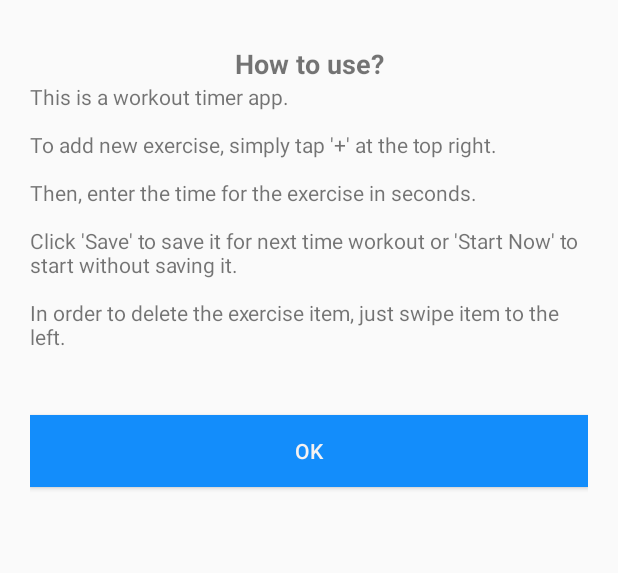
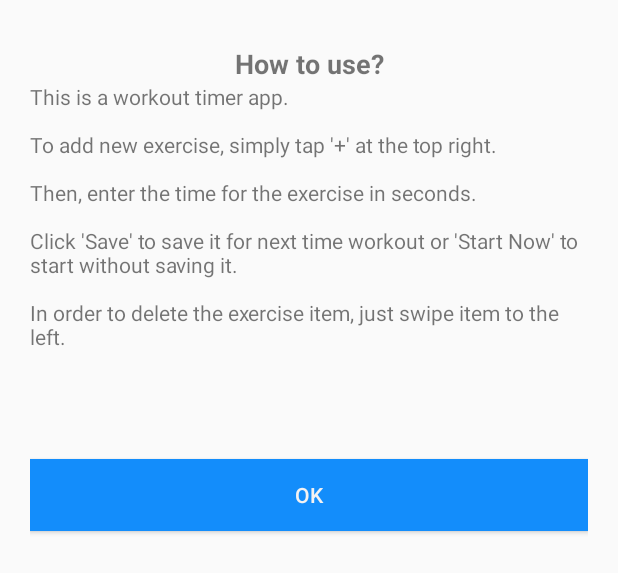
Before and after one commit to annylinh08/Motivational-Workout-Timer, an Android app: the layout how_to_use.xml on its own in the app's theme, with its tools: preview values and no code run, on a phone screen of 412 x 824 dp. Shown: the top 573 px of the screen. Run offline under Robolectric (Android 15) with nearby library versions, the phone set to English and light mode, and no system bars; Roboto replaces fonts that are not available here.

Commit message:
Fix how to use dialog height

```diff
--- a/app/src/main/res/layout/how_to_use.xml
+++ b/app/src/main/res/layout/how_to_use.xml
@@ -18,7 +18,7 @@
     <TextView
         android:id="@+id/textView13"
         android:layout_width="match_parent"
-        android:layout_height="212dp"
+        android:layout_height="241dp"
         android:layout_marginBottom="10dp"
         android:text="This is a workout timer app.\n\nTo add new exercise, simply tap '+' at the top right.\n\nThen, enter the time for the exercise in seconds.\n\nClick 'Save' to save it for next time workout or 'Start Now' to start without saving it. \n\nIn order to delete the exercise item, just swipe item to the left." />
 
```
